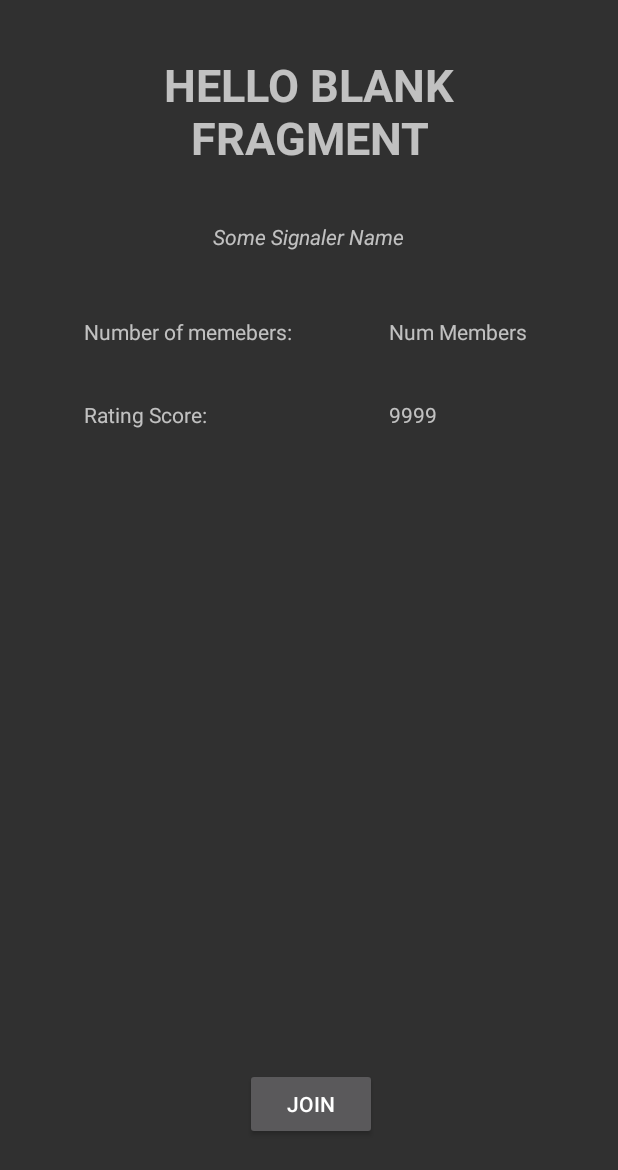
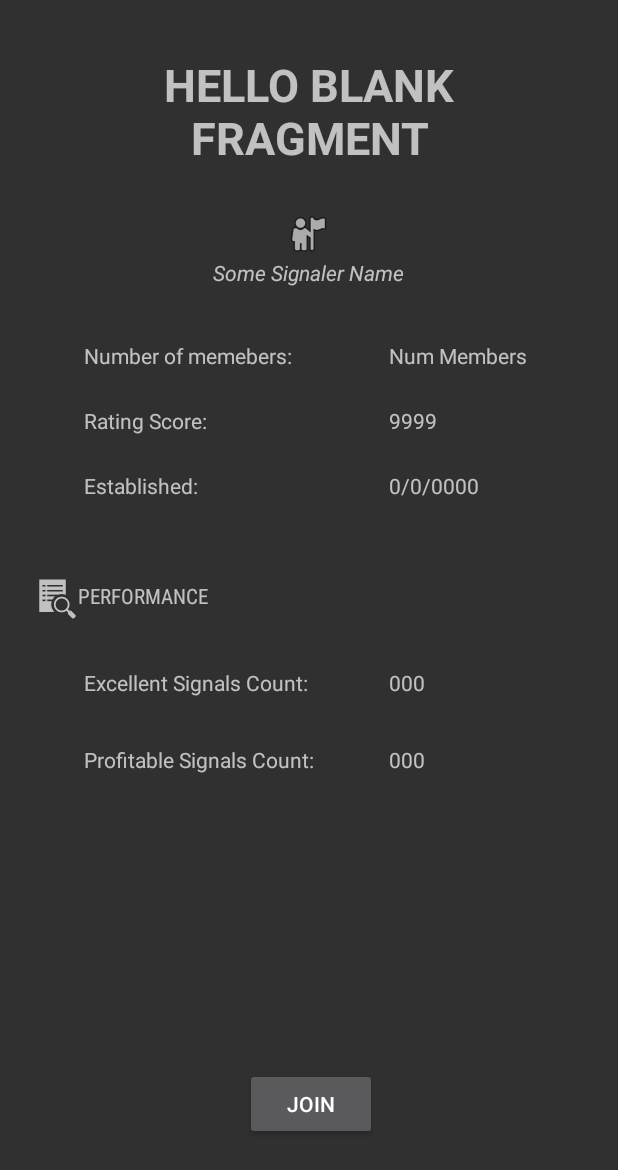
Before and after one commit to ginomcfino/Vesper_Android, an Android app: the layout fragment_groups_detail.xml on its own in the app's theme, with its tools: preview values and no code run, on a phone screen of 412 x 824 dp. Shown: the top 1170 px of the screen. Run offline under Robolectric (Android 15) with nearby library versions, the phone set to English and light mode, and no system bars.

Commit message:
saved work

```diff
--- a/app/src/main/java/com/company/vesper/groups/GroupsDetail.java
+++ b/app/src/main/java/com/company/vesper/groups/GroupsDetail.java
@@ -40,6 +40,9 @@ public class GroupsDetail extends Fragment {
         binding.rating.setText(String.valueOf(group.getUpvote_count()));
         binding.numMembers.setText(String.valueOf(group.getNumMembers()));
 
+        binding.excellentCount.setText(String.valueOf(group.getExcellent_signals()));
+        binding.goodCount.setText(String.valueOf(group.getGood_signals()));
+
 
         // Inflate the layout for this fragment
         return binding.getRoot();
--- a/app/src/main/res/layout/fragment_groups_detail.xml
+++ b/app/src/main/res/layout/fragment_groups_detail.xml
@@ -44,7 +44,8 @@
             android:id="@+id/SignalerName"
             android:layout_width="wrap_content"
             android:layout_height="wrap_content"
-            android:layout_marginTop="36dp"
+            android:layout_marginTop="28dp"
+            android:drawableTop="@android:drawable/ic_menu_myplaces"
             android:gravity="center"
             android:text="Some Signaler Name"
             android:textStyle="italic"
@@ -58,7 +59,7 @@
             android:layout_width="wrap_content"
             android:layout_height="wrap_content"
             android:layout_marginStart="56dp"
-            android:layout_marginTop="44dp"
+            android:layout_marginTop="36dp"
             android:text="Number of memebers:"
             app:layout_constraintStart_toStartOf="parent"
             app:layout_constraintTop_toBottomOf="@+id/SignalerName" />
@@ -80,7 +81,7 @@
             android:layout_width="wrap_content"
             android:layout_height="wrap_content"
             android:layout_marginStart="56dp"
-            android:layout_marginTop="36dp"
+            android:layout_marginTop="24dp"
             android:text="Rating Score:"
             app:layout_constraintStart_toStartOf="parent"
             app:layout_constraintTop_toBottomOf="@+id/textView_members" />
@@ -95,6 +96,76 @@
             app:layout_constraintTop_toTopOf="@+id/textView_rating"
             app:layout_constraintVertical_bias="1.0" />
 
+        <TextView
+            android:id="@+id/performance"
+            android:layout_width="wrap_content"
+            android:layout_height="wrap_content"
+            android:layout_marginStart="20dp"
+            android:layout_marginTop="48dp"
+            android:drawableLeft="?android:attr/actionModeFindDrawable"
+            android:fontFamily="sans-serif-condensed"
+            android:gravity="center_vertical"
+            android:text="PERFORMANCE"
+            app:layout_constraintStart_toStartOf="parent"
+            app:layout_constraintTop_toBottomOf="@+id/textView_age" />
+
+        <TextView
+            android:id="@+id/textView_goodSignals"
+            android:layout_width="wrap_content"
+            android:layout_height="wrap_content"
+            android:layout_marginStart="56dp"
+            android:layout_marginTop="32dp"
+            android:text="Excellent Signals Count:"
+            app:layout_constraintStart_toStartOf="parent"
+            app:layout_constraintTop_toBottomOf="@+id/performance" />
+
+        <TextView
+            android:id="@+id/textView_goodSignals2"
+            android:layout_width="wrap_content"
+            android:layout_height="wrap_content"
+            android:layout_marginStart="56dp"
+            android:layout_marginTop="32dp"
+            android:text="Profitable Signals Count:"
+            app:layout_constraintStart_toStartOf="parent"
+            app:layout_constraintTop_toBottomOf="@+id/textView_goodSignals" />
+
+        <TextView
+            android:id="@+id/excellentCount"
+            android:layout_width="wrap_content"
+            android:layout_height="wrap_content"
+            android:text="000"
+            app:layout_constraintBottom_toBottomOf="@+id/textView_goodSignals"
+            app:layout_constraintStart_toStartOf="@+id/rating"
+            app:layout_constraintTop_toTopOf="@+id/textView_goodSignals" />
+
+        <TextView
+            android:id="@+id/goodCount"
+            android:layout_width="wrap_content"
+            android:layout_height="wrap_content"
+            android:text="000"
+            app:layout_constraintBottom_toBottomOf="@+id/textView_goodSignals2"
+            app:layout_constraintStart_toStartOf="@+id/excellentCount"
+            app:layout_constraintTop_toTopOf="@+id/textView_goodSignals2" />
+
+        <TextView
+            android:id="@+id/textView_age"
+            android:layout_width="wrap_content"
+            android:layout_height="wrap_content"
+            android:layout_marginStart="56dp"
+            android:layout_marginTop="24dp"
+            android:text="Established: "
+            app:layout_constraintStart_toStartOf="parent"
+            app:layout_constraintTop_toBottomOf="@+id/textView_rating" />
+
+        <TextView
+            android:id="@+id/age"
+            android:layout_width="wrap_content"
+            android:layout_height="wrap_content"
+            android:text="0/0/0000"
+            app:layout_constraintBottom_toBottomOf="@+id/textView_age"
+            app:layout_constraintStart_toStartOf="@+id/rating"
+            app:layout_constraintTop_toTopOf="@+id/textView_age" />
+
     </androidx.constraintlayout.widget.ConstraintLayout>
 
 </FrameLayout>
--- a/app/src/main/res/layout/group_item.xml
+++ b/app/src/main/res/layout/group_item.xml
@@ -13,6 +13,7 @@
         android:layout_marginStart="64dp"
         android:layout_marginTop="20dp"
         android:text="GROUP NAME"
+        android:textSize="16sp"
         app:layout_constraintBottom_toTopOf="@+id/textView"
         app:layout_constraintStart_toStartOf="parent"
         app:layout_constraintTop_toTopOf="parent" />
```
